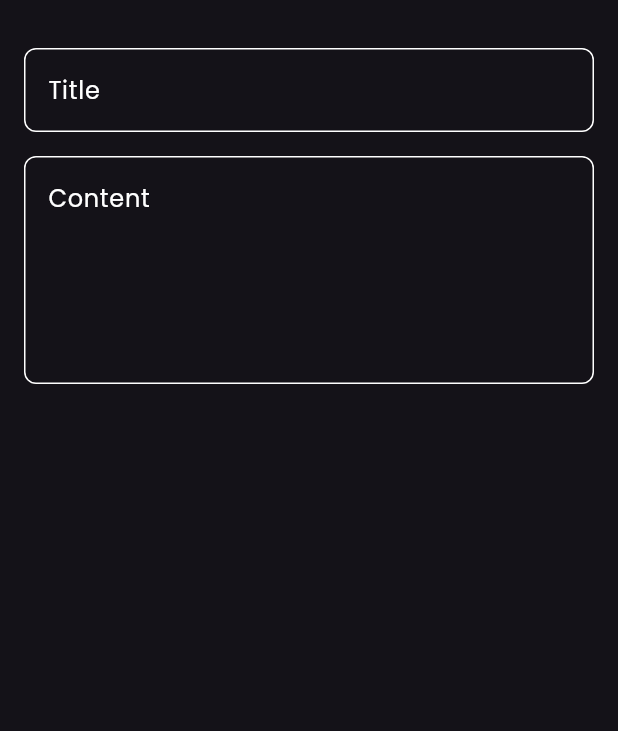
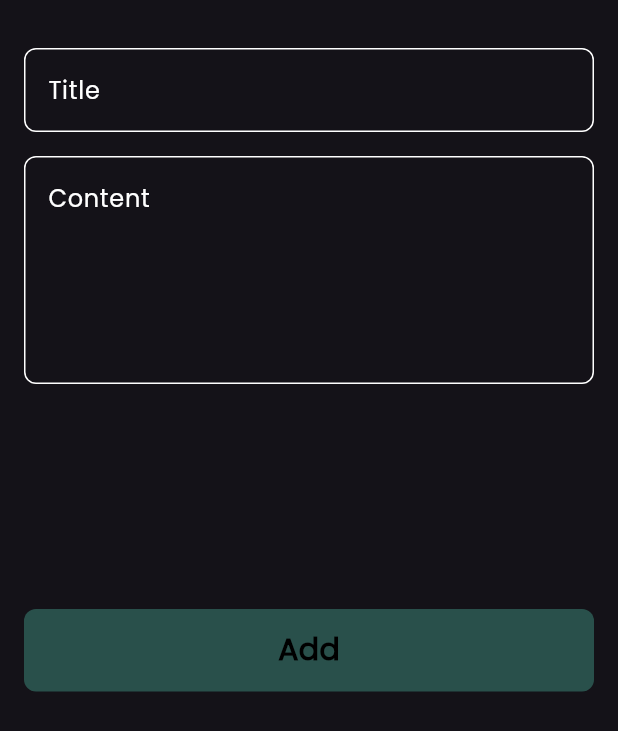
Before and after one commit to Ahmeddeha/notes_app, a Flutter app: the AddNoteBottomSheet widget shown alone on an empty page, opened directly, on a phone screen of 412 x 824 dp. Shown: the top 731 px of the screen. Run offline on Flutter 3.47's test engine with Material 3 defaults, Android fonts, the phone set to English and light mode, and no system bars.

Commit message:
finish notes bottom sheet

```diff
--- /dev/null
+++ b/lib/widgets/custom_bottom_.dart
@@ -0,0 +1,25 @@
+import 'package:flutter/material.dart';
+import 'package:note_app/widgets/constant.dart';
+
+class CustomBottom extends StatelessWidget {
+  const CustomBottom({super.key});
+
+  @override
+  Widget build(BuildContext context) {
+    return Container(
+      decoration: BoxDecoration(
+        color: KprimaryColor,
+        borderRadius: BorderRadius.circular(8),
+      ),
+      width: MediaQuery.of(context).size.width,
+      height: 55,
+      child: const Center(
+        child: Text(
+          'Add',
+          style: TextStyle(
+              color: Colors.black, fontSize: 20, fontWeight: FontWeight.bold),
+        ),
+      ),
+    );
+  }
+}
--- a/lib/widgets/note_bottom_sheet.dart
+++ b/lib/widgets/note_bottom_sheet.dart
@@ -1,5 +1,5 @@
 import 'package:flutter/material.dart';
-
+import 'package:note_app/widgets/custom_bottom_.dart';
 import 'package:note_app/widgets/custom_text_field.dart';
 
 class AddNoteBottomSheet extends StatelessWidget {
@@ -9,6 +9,7 @@ class AddNoteBottomSheet extends StatelessWidget {
   Widget build(BuildContext context) {
     return const Padding(
       padding: EdgeInsets.symmetric(horizontal: 16),
+      child: SingleChildScrollView(
         child: Column(
           children: [
             SizedBox(
@@ -24,7 +25,15 @@ class AddNoteBottomSheet extends StatelessWidget {
               hint: 'Content',
               maxLines: 5,
             ),
+            SizedBox(
+              height: 150,
+            ),
+            CustomBottom(),
+            SizedBox(
+              height: 32,
+            ),
           ],
+        ),
       ),
     );
   }
```
Lines whose indentation alone changed are shown as unchanged.
